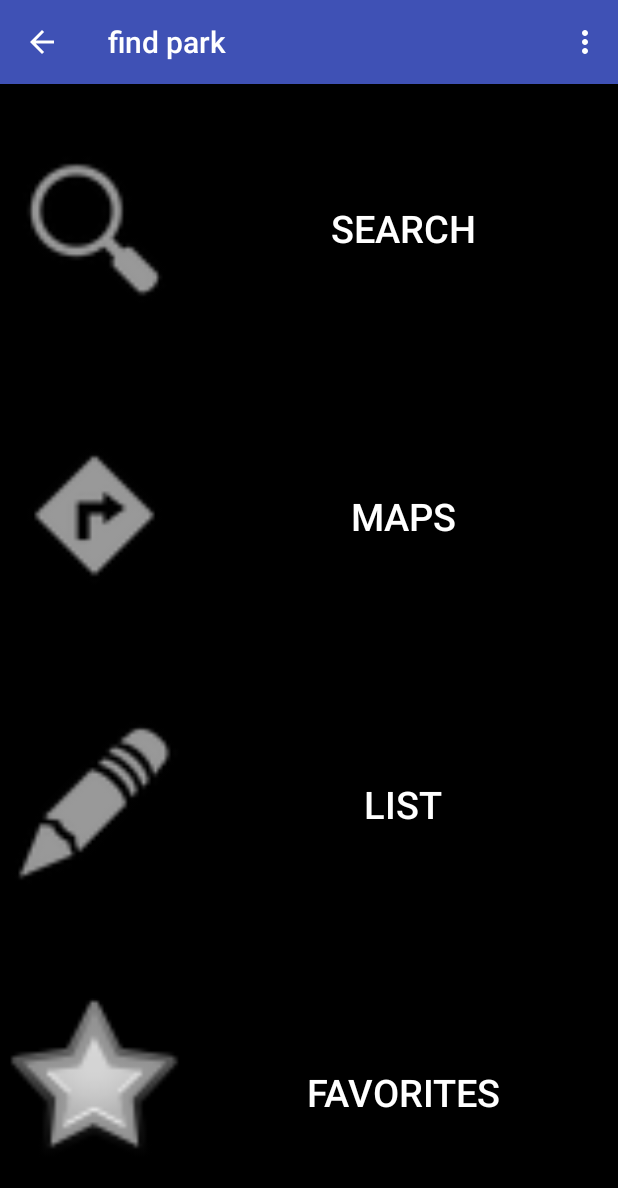
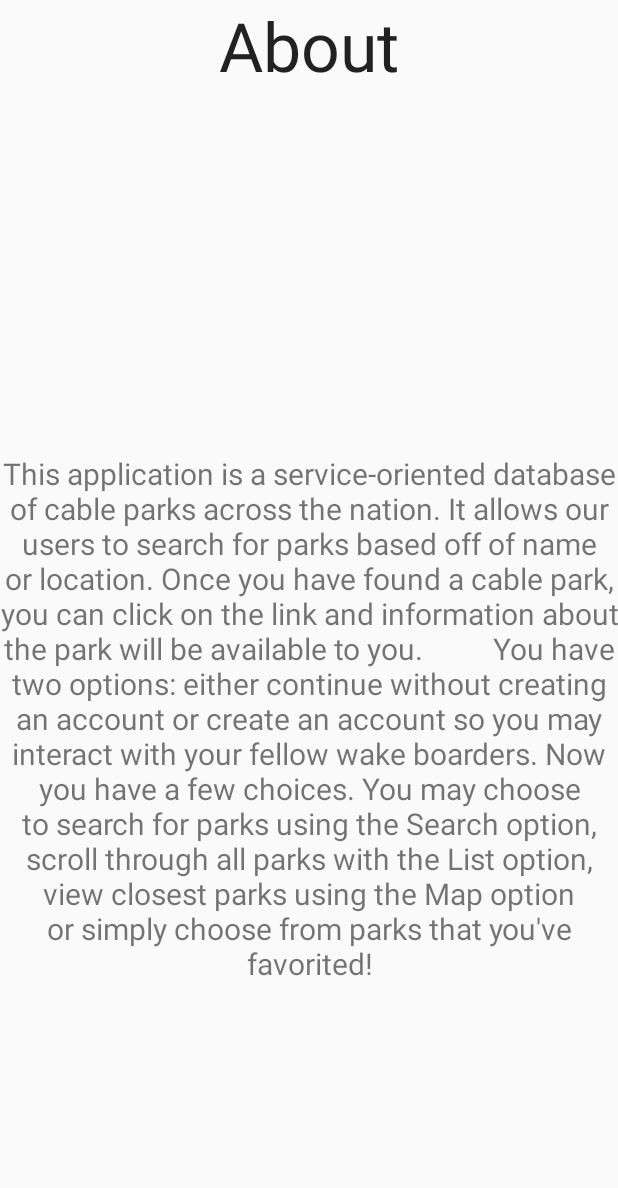
Before and after one commit to iamkeeb/wakeParks, an Android app: the find_park screen opened directly, with no data from a screen before it, in the options menu, after a tap on "Information", on a phone screen of 412 x 824 dp. Shown: the top 1188 px of the screen. Run offline under Robolectric (Android 15) with nearby library versions, the phone set to English and light mode, and no system bars.

Commit message:
about page

```diff
--- a/app/src/main/AndroidManifest.xml
+++ b/app/src/main/AndroidManifest.xml
@@ -18,6 +18,7 @@
             </intent-filter>
         </activity>
         <activity android:name=".cable_park"></activity>
+        <activity android:name=".info_page"></activity>
         <activity
             android:name=".find_park"
             android:label="@string/find_park_activity"
--- /dev/null
+++ b/app/src/main/java/com/example/kissesfrme_20/wakeparks/info_page.java
@@ -0,0 +1,16 @@
+package com.example.kissesfrme_20.wakeparks;
+
+import android.app.Activity;
+import android.os.Bundle;
+import android.widget.Button;
+
+/**
+ * Created by kissesfrme_20 on 7/20/16.
+ */
+public class info_page extends Activity{
+    @Override
+    protected void onCreate(Bundle savedInstanceState) {
+        super.onCreate(savedInstanceState);
+        setContentView(R.layout.info_page);
+    }
+}
--- a/app/src/main/java/com/example/kissesfrme_20/wakeparks/welcome_page.java
+++ b/app/src/main/java/com/example/kissesfrme_20/wakeparks/welcome_page.java
@@ -28,6 +28,8 @@ public class welcome_page extends AppCompatActivity {
         startActivity(intent);
     }
 
+
+
     @Override
     public boolean onCreateOptionsMenu(Menu menu) {
         super.onCreateOptionsMenu(menu);
@@ -40,10 +42,12 @@ public class welcome_page extends AppCompatActivity {
 
     @Override
     public boolean onOptionsItemSelected(MenuItem item) {
+
         FragmentManager fm = getFragmentManager();
         switch (item.getItemId()) {
             case R.id.information:
                 // Information stuff here
+                startActivity(new Intent(this, info_page.class));
                 return true;
             case R.id.profile:
                 // Profile stuff here
--- /dev/null
+++ b/app/src/main/res/layout/info_page.xml
@@ -0,0 +1,29 @@
+<?xml version="1.0" encoding="utf-8"?>
+<LinearLayout xmlns:android="http://schemas.android.com/apk/res/android"
+    android:layout_width="match_parent"
+    android:layout_height="match_parent"
+    android:orientation="vertical"
+    android:weightSum="1">
+
+    <TextView
+        android:layout_width="match_parent"
+        android:layout_height="wrap_content"
+        android:textAppearance="?android:attr/textAppearanceLarge"
+        android:text="About"
+        android:textAlignment="center"
+        android:textSize="45dp"
+        android:id="@+id/textView2"
+        android:layout_gravity="center_horizontal"
+        android:layout_weight="0.76" />
+
+    <TextView
+        android:layout_width="match_parent"
+        android:layout_height="445dp"
+        android:text="This application is a service-oriented database of cable parks across the nation. It allows our users to search for parks based off of name or location. Once you have found a cable park, you can click on the link and information about the park will be available to you.
+
+        You have two options: either continue without creating an account or create an account so you may interact with your fellow wake boarders. Now you have a few choices. You may choose to search for parks using the Search option, scroll through all parks with the List option, view closest parks using the Map option or simply choose from parks that you've favorited!"
+        android:textAlignment="center"
+        android:textSize="20dp"
+        android:id="@+id/textView3"
+        android:layout_gravity="center_horizontal" />
+</LinearLayout>
```
